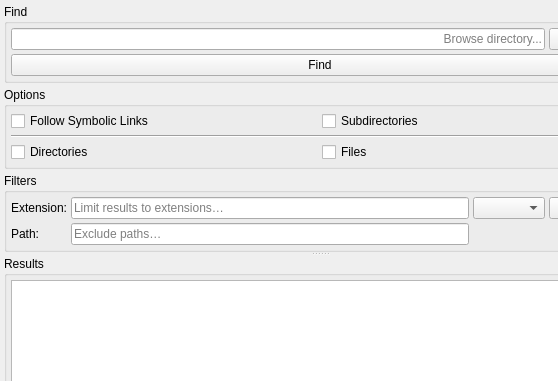
CaSchmidt/csFiles, file csFiles/ui/forms/WFind.ui: the form before one commit; both pictures show x 0 to 558 and y 0 to 381 of the 640 by 480 pixel window.
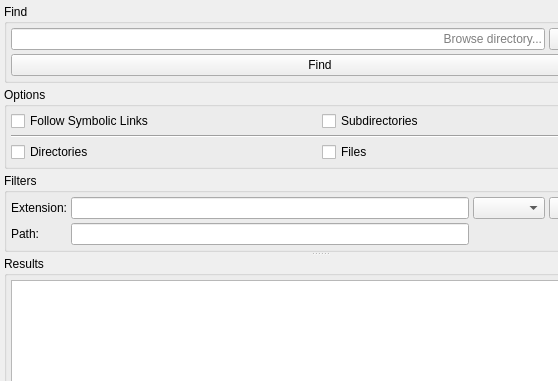
The form after the commit.

Commit message: Refactoring of WFind & introduction of IFindFilter.

The edit to the form file:
```diff
--- a/csFiles/ui/forms/WFind.ui
+++ b/csFiles/ui/forms/WFind.ui
@@ -34,7 +34,7 @@
      <property name="orientation">
       <enum>Qt::Vertical</enum>
      </property>
-     <widget class="QWidget" name="">
+     <widget class="QWidget" name="layoutWidget">
       <layout class="QVBoxLayout" name="verticalLayout_2">
        <property name="spacing">
         <number>4</number>
@@ -178,10 +178,7 @@
            </widget>
           </item>
           <item row="0" column="1">
-           <widget class="QLineEdit" name="includeExtensionEdit">
-            <property name="placeholderText">
-             <string>Limit results to extensions…</string>
-            </property>
+           <widget class="QLineEdit" name="extensionEdit">
             <property name="clearButtonEnabled">
              <bool>true</bool>
             </property>
@@ -205,10 +202,7 @@
            </widget>
           </item>
           <item row="1" column="1">
-           <widget class="QLineEdit" name="excludePathEdit">
-            <property name="placeholderText">
-             <string>Exclude paths…</string>
-            </property>
+           <widget class="QLineEdit" name="pathEdit">
             <property name="clearButtonEnabled">
              <bool>true</bool>
             </property>
```
Left out of the diff: 4 changed lines with no effect on the pictures. The commit also changes 11 other files.
